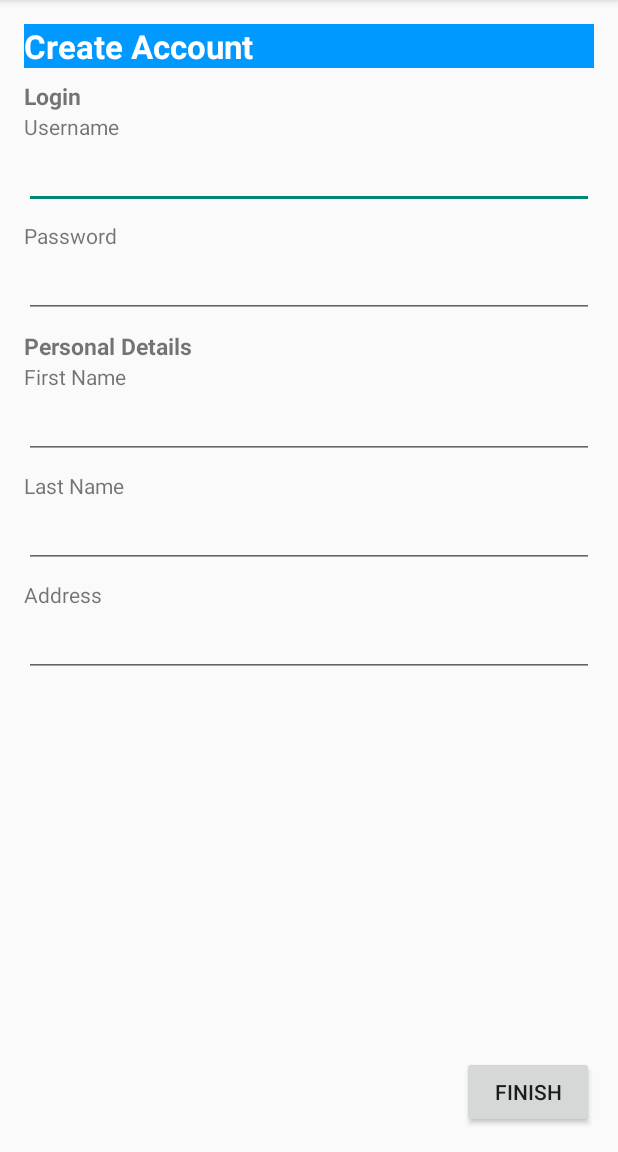
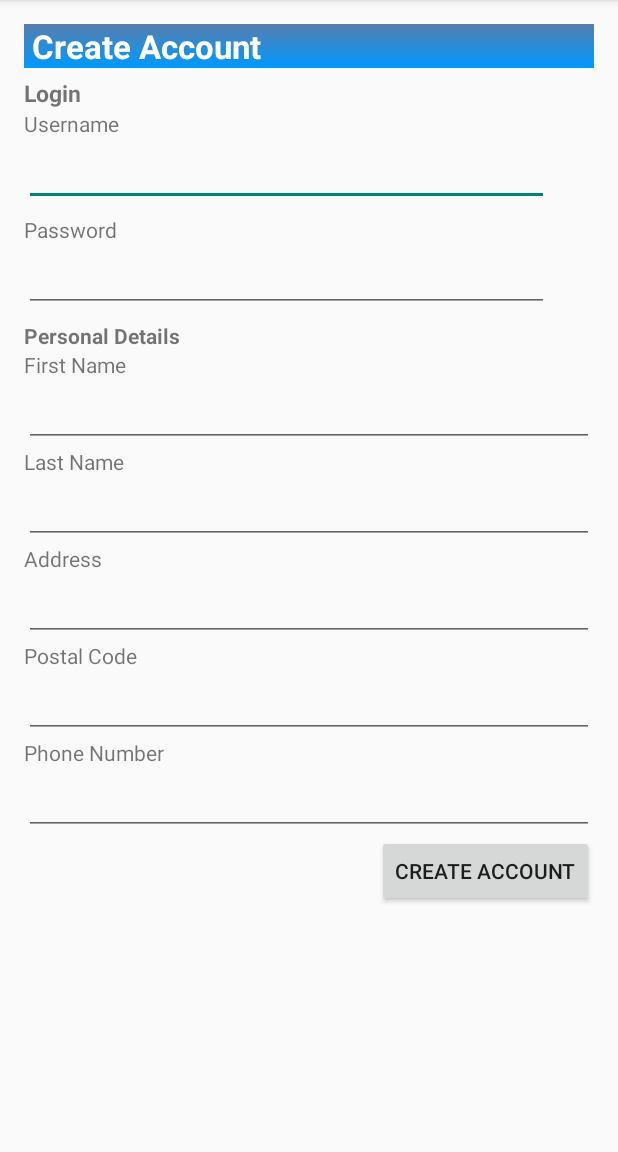
Before and after one commit to shanperera/Smart-Waiter, an Android app: the AccountCreationActivity screen opened directly, with no data from a screen before it, on a phone screen of 412 x 824 dp, the part 84-1236 px from its top. Run offline under Robolectric (Android 15) with nearby library versions, the phone set to English and light mode, and no system bars.

Commit message:
Reworked createAccount, scrollview implemented
Replaced createAccountActivity with accountCreationActivity, now uses
scrollview to all for all user data fields. Still stores passwords in
plaintext for now

```diff
--- a/SmartWaiter_app/app/src/main/AndroidManifest.xml
+++ b/SmartWaiter_app/app/src/main/AndroidManifest.xml
@@ -49,6 +49,8 @@
         </activity>
         <activity android:name=".CreateAccountActivity" >
         </activity>
+        <activity android:name=".AccountCreationActivity" >
+        </activity>
     </application>
 
 </manifest>
--- a/SmartWaiter_app/app/src/main/java/com/example/pavneetjauhal/smartwaiter/CreateAccountActivity.java
+++ b/SmartWaiter_app/app/src/main/java/com/example/pavneetjauhal/smartwaiter/AccountCreationActivity.java
@@ -5,15 +5,14 @@ import android.os.Bundle;
 import android.view.View;
 import android.widget.EditText;
 
-public class CreateAccountActivity extends AppCompatActivity {
+public class AccountCreationActivity extends AppCompatActivity {
 
-public User newUser;
+    User newUser;
 
     @Override
     protected void onCreate(Bundle savedInstanceState) {
         super.onCreate(savedInstanceState);
-        setContentView(R.layout.activity_create_account);
-
+        setContentView(R.layout.activity_account_creation);
     }
 
     public void createAccount(View button){
@@ -32,12 +31,12 @@ public User newUser;
         getFields = (EditText) findViewById(R.id.addressEditText);
         String address = getFields.getText().toString();
 
-        newUser.setUsername(username);
-        newUser.setPassword(password);
-        newUser.setFirstName(firstName);
-        newUser.setLastName(lastName);
-        newUser.setBillingAddress(address);
-        newUser.setPostalCode("L8S 4L8");
-        newUser.setPhoneNumber("9055259140");
+        getFields = (EditText) findViewById(R.id.postalCodeEditText);
+        String postCode = getFields.getText().toString();
+
+        getFields = (EditText) findViewById(R.id.phoneNumberEditText);
+        String phoneNum = getFields.getText().toString();
+
+        newUser = new User(username, password, firstName, lastName, address, postCode, phoneNum);
     }
 }
--- /dev/null
+++ b/SmartWaiter_app/app/src/main/res/drawable/gradient_selector.xml
@@ -0,0 +1,12 @@
+<?xml version="1.0" encoding="utf-8"?>
+<selector xmlns:android="http://schemas.android.com/apk/res/android">
+    <item>
+        <shape>
+            <gradient
+                android:angle="90"
+                android:startColor="#FF0099FF"
+                android:endColor="#FF577EAC"
+                android:type="linear" />
+        </shape>
+    </item>
+</selector>
--- /dev/null
+++ b/SmartWaiter_app/app/src/main/res/layout/activity_account_creation.xml
@@ -0,0 +1,147 @@
+<?xml version="1.0" encoding="utf-8"?>
+<ScrollView
+    xmlns:android="http://schemas.android.com/apk/res/android"
+    android:layout_width="fill_parent"
+    android:layout_height="fill_parent"
+    android:fillViewport="true">
+    <LinearLayout xmlns:android="http://schemas.android.com/apk/res/android"
+        xmlns:tools="http://schemas.android.com/tools" android:layout_width="match_parent"
+        android:layout_height="wrap_content"
+        android:orientation="vertical"
+        tools:context="com.example.pavneetjauhal.smartwaiter.AccountCreationActivity"
+        android:weightSum="1"
+        android:paddingLeft="@dimen/activity_horizontal_margin"
+        android:paddingRight="@dimen/activity_horizontal_margin"
+        android:paddingTop="@dimen/activity_vertical_margin"
+        android:paddingBottom="@dimen/activity_vertical_margin">
+
+        <LinearLayout
+            android:orientation="vertical"
+            android:layout_width="match_parent"
+            android:layout_height="wrap_content"
+            android:background="@drawable/gradient_selector"
+            android:weightSum="1">
+
+            <TextView
+                android:layout_width="match_parent"
+                android:layout_height="wrap_content"
+                android:text="@string/create_account_activity_create_account_title"
+                android:gravity="start"
+                android:layout_marginLeft="5dp"
+                android:textStyle="bold"
+                android:textSize="10pt"
+                android:id="@+id/createAccountLabel"
+                android:singleLine="false"
+                android:enabled="true"
+                android:textColor="#ffffff"/>
+        </LinearLayout>
+
+        <TextView
+            android:layout_width="wrap_content"
+            android:layout_height="wrap_content"
+            android:text="@string/create_account_activity_login_label"
+            android:textStyle="bold"
+            android:textSize="7pt"
+            android:layout_marginTop="6dp"
+            android:id="@+id/loginLabel" />
+
+        <TextView
+            android:layout_width="wrap_content"
+            android:layout_height="wrap_content"
+            android:text="@string/create_account_activity_username_label"
+            android:id="@+id/usernameLabel" />
+
+        <EditText
+            android:layout_width="350dp"
+            android:layout_height="wrap_content"
+            android:id="@+id/usernameEditText" />
+
+        <TextView
+            android:layout_width="wrap_content"
+            android:layout_height="wrap_content"
+            android:text="@string/create_account_activity_password_label"
+            android:layout_marginTop="6dp"
+            android:id="@+id/passwordLabel" />
+
+        <EditText
+            android:layout_width="350dp"
+            android:layout_height="wrap_content"
+            android:inputType="textPassword"
+            android:ems="10"
+            android:id="@+id/passwordEditText" />
+
+        <TextView
+            android:layout_width="wrap_content"
+            android:layout_height="wrap_content"
+            android:layout_marginTop="6dp"
+            android:textStyle="bold"
+            android:text="@string/create_account_activity_personal_details_label"
+            android:id="@+id/personalDetailsLabel" />
+
+        <TextView
+            android:layout_width="wrap_content"
+            android:layout_height="wrap_content"
+            android:text="@string/create_account_activity_first_name_label"
+            android:id="@+id/firstNameLabel" />
+
+        <EditText
+            android:layout_width="match_parent"
+            android:layout_height="wrap_content"
+            android:id="@+id/firstNameEditText" />
+
+        <TextView
+            android:layout_width="wrap_content"
+            android:layout_height="wrap_content"
+            android:text="@string/create_account_activity_last_name_label"
+            android:id="@+id/lastNameLabel" />
+
+        <EditText
+            android:layout_width="match_parent"
+            android:layout_height="wrap_content"
+            android:id="@+id/lastNameEditText" />
+
+        <TextView
+            android:layout_width="wrap_content"
+            android:layout_height="wrap_content"
+            android:text="@string/create_account_activity_address_label"
+            android:id="@+id/addressLabel" />
+
+        <EditText
+            android:layout_width="match_parent"
+            android:layout_height="wrap_content"
+            android:id="@+id/addressEditText" />
+
+        <TextView
+            android:layout_width="wrap_content"
+            android:layout_height="wrap_content"
+            android:text="@string/create_account_activity_postal_code_label"
+            android:id="@+id/textView4" />
+
+        <EditText
+            android:layout_width="match_parent"
+            android:layout_height="wrap_content"
+            android:id="@+id/postalCodeEditText" />
+
+        <TextView
+            android:layout_width="wrap_content"
+            android:layout_height="wrap_content"
+            android:text="@string/create_account_activity_phone_number_label"
+            android:id="@+id/textView5" />
+
+        <EditText
+            android:layout_width="match_parent"
+            android:layout_height="wrap_content"
+            android:inputType="phone"
+            android:ems="10"
+            android:id="@+id/phoneNumberEditText" />
+
+        <Button
+            android:layout_width="wrap_content"
+            android:layout_height="wrap_content"
+            android:text="@string/create_account_activity_create_account_button_label"
+            android:onClick="createAccount"
+            android:id="@+id/button"
+            android:layout_gravity="right" />
+
+    </LinearLayout>
+</ScrollView>
--- a/SmartWaiter_app/app/src/main/res/layout/activity_create_account.xml
+++ /dev/null
@@ -1,161 +0,0 @@
-<?xml version="1.0" encoding="utf-8"?>
-<RelativeLayout xmlns:android="http://schemas.android.com/apk/res/android"
-    xmlns:tools="http://schemas.android.com/tools" android:layout_width="match_parent"
-    android:layout_height="match_parent" android:paddingLeft="@dimen/activity_horizontal_margin"
-    android:paddingRight="@dimen/activity_horizontal_margin"
-    android:paddingTop="@dimen/activity_vertical_margin"
-    android:paddingBottom="@dimen/activity_vertical_margin"
-    tools:context="com.example.pavneetjauhal.smartwaiter.CreateAccountActivity">
-
-    <TextView
-        android:layout_width="match_parent"
-        android:layout_height="wrap_content"
-        android:text="Create Account"
-        android:id="@+id/createAccountTitle"
-        android:layout_alignParentTop="true"
-        android:layout_alignParentLeft="true"
-        android:textSize="10pt"
-        android:textStyle="bold"
-        android:layout_alignParentStart="true"
-        android:background="#0099ff"
-        android:textColor="#FFFFFF"/>
-
-
-    <TextView
-        android:layout_width="wrap_content"
-        android:layout_height="wrap_content"
-        android:text="Login"
-        android:id="@+id/loginLabel"
-        android:layout_marginTop="8dp"
-        android:textStyle="bold"
-        android:textSize="7pt"
-        android:layout_below="@+id/createAccountTitle"
-        android:layout_alignParentLeft="true"
-        android:layout_alignParentStart="true" />
-
-    <TextView
-        android:layout_width="wrap_content"
-        android:layout_height="wrap_content"
-        android:text="Username"
-        android:id="@+id/usernameLabel"
-        android:layout_below="@+id/loginLabel"
-        android:layout_alignParentLeft="true"
-        android:layout_alignParentStart="true" />
-
-    <EditText
-        android:layout_width="wrap_content"
-        android:layout_height="wrap_content"
-        android:id="@+id/usernameEditText"
-        android:layout_below="@+id/usernameLabel"
-        android:layout_alignParentLeft="true"
-        android:layout_alignParentStart="true"
-        android:layout_alignRight="@+id/createAccountTitle"
-        android:layout_alignEnd="@+id/createAccountTitle" />
-
-    <TextView
-        android:layout_width="wrap_content"
-        android:layout_height="wrap_content"
-        android:text="Password"
-        android:id="@+id/passwordLabel"
-        android:layout_marginTop="8dp"
-        android:layout_below="@+id/usernameEditText"
-        android:layout_alignParentLeft="true"
-        android:layout_alignParentStart="true" />
-
-    <EditText
-        android:layout_width="wrap_content"
-        android:layout_height="wrap_content"
-        android:inputType="textPassword"
-        android:ems="10"
-        android:id="@+id/passwordEditText"
-        android:layout_below="@+id/passwordLabel"
-        android:layout_alignParentLeft="true"
-        android:layout_alignParentStart="true"
-        android:layout_alignRight="@+id/usernameEditText"
-        android:layout_alignEnd="@+id/usernameEditText" />
-
-    <TextView
-        android:layout_width="wrap_content"
-        android:layout_height="wrap_content"
-        android:text="Personal Details"
-        android:id="@+id/personalDetailsLabel"
-        android:layout_marginTop="8dp"
-        android:textStyle="bold"
-        android:textSize="7pt"
-        android:layout_below="@+id/passwordEditText"
-        android:layout_alignParentLeft="true"
-        android:layout_alignParentStart="true" />
-
-    <TextView
-        android:layout_width="wrap_content"
-        android:layout_height="wrap_content"
-        android:text="First Name"
-        android:id="@+id/firstNameLabel"
-        android:layout_below="@+id/personalDetailsLabel"
-        android:layout_alignParentLeft="true"
-        android:layout_alignParentStart="true" />
-
-    <EditText
-        android:layout_width="wrap_content"
-        android:layout_height="wrap_content"
-        android:id="@+id/firstNameEditText"
-        android:layout_below="@+id/firstNameLabel"
-        android:layout_alignParentLeft="true"
-        android:layout_alignParentStart="true"
-        android:layout_alignRight="@+id/passwordEditText"
-        android:layout_alignEnd="@+id/passwordEditText" />
-
-    <TextView
-        android:layout_width="wrap_content"
-        android:layout_height="wrap_content"
-        android:text="Last Name"
-        android:id="@+id/lastNameLabel"
-        android:layout_below="@+id/firstNameEditText"
-        android:layout_alignParentLeft="true"
-        android:layout_marginTop="8dp"
-        android:layout_alignParentStart="true" />
-
-    <EditText
-        android:layout_width="wrap_content"
-        android:layout_height="wrap_content"
-        android:id="@+id/lastNameEditText"
-        android:layout_below="@+id/lastNameLabel"
-        android:layout_alignParentLeft="true"
-        android:layout_alignParentStart="true"
-        android:layout_alignRight="@+id/firstNameEditText"
-        android:layout_alignEnd="@+id/firstNameEditText" />
-
-    <TextView
-        android:layout_width="wrap_content"
-        android:layout_height="wrap_content"
-        android:text="Address"
-        android:id="@+id/addressLabel"
-        android:layout_marginTop="8dp"
-        android:layout_below="@+id/lastNameEditText"
-        android:layout_alignParentLeft="true"
-        android:layout_alignParentStart="true" />
-
-    <EditText
-        android:layout_width="wrap_content"
-        android:layout_height="wrap_content"
-        android:inputType="textPostalAddress"
-        android:ems="10"
-        android:id="@+id/addressEditText"
-        android:layout_below="@+id/addressLabel"
-        android:layout_alignParentLeft="true"
-        android:layout_alignParentStart="true"
-        android:layout_alignRight="@+id/lastNameEditText"
-        android:layout_alignEnd="@+id/lastNameEditText" />
-
-    <Button
-        android:layout_width="wrap_content"
-        android:layout_height="wrap_content"
-        android:text="Finish"
-        android:id="@+id/createAccountButton"
-        android:onClick="createAccount"
-        android:layout_alignParentBottom="true"
-        android:layout_alignRight="@+id/addressEditText"
-        android:layout_alignEnd="@+id/addressEditText" />
-
-
-</RelativeLayout>
--- a/SmartWaiter_app/app/src/main/res/values/strings.xml
+++ b/SmartWaiter_app/app/src/main/res/values/strings.xml
@@ -1,7 +1,19 @@
 <resources>
     <string name="app_name">SmartWaiter</string>
 
-    <string name="hello_world">Hello world!</string>
+    <!-- Strings related to account creation -->
+    <string name="create_account_activity_create_account_title">"Create Account"</string>
+    <string name="create_account_activity_login_label">"Login"</string>
+    <string name="create_account_activity_username_label">"Username"</string>
+    <string name="create_account_activity_password_label">"Password"</string>
+    <string name="create_account_activity_personal_details_label">"Personal Details"</string>
+    <string name="create_account_activity_first_name_label">"First Name"</string>
+    <string name="create_account_activity_last_name_label">"Last Name"</string>
+    <string name="create_account_activity_address_label">"Address"</string>
+    <string name="create_account_activity_postal_code_label">"Postal Code"</string>
+    <string name="create_account_activity_phone_number_label">"Phone Number"</string>
+    <string name="create_account_activity_create_account_button_label">"Create Account"</string>
+
     <string name="action_settings">Settings</string>
     <string name="title_activity_display_categories">DisplayCategoriesActivity</string>
     <string name="title_activity_display_items">DisplayItemsActivity</string>
```
Also changed, not shown: 1 other file.
